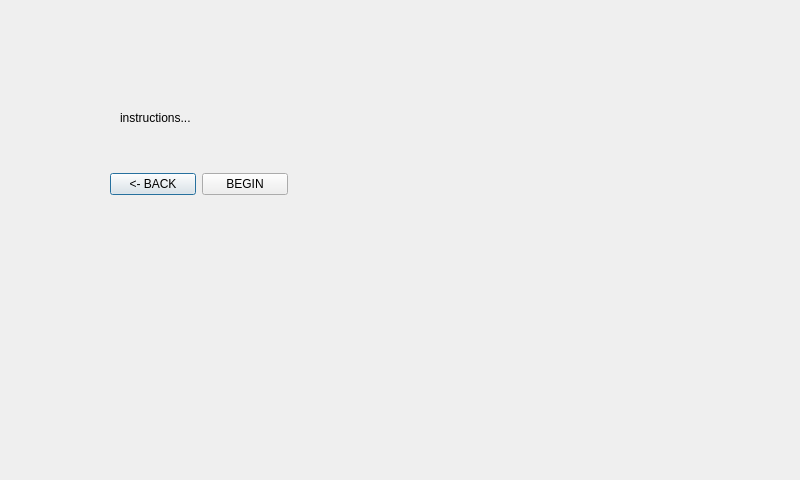
The window that PhoeVersion/Qt_Creator/projectPHOE/acuityinstruc.ui (jdsalguer/senior_project) describes before a commit, drawn with Qt 5.
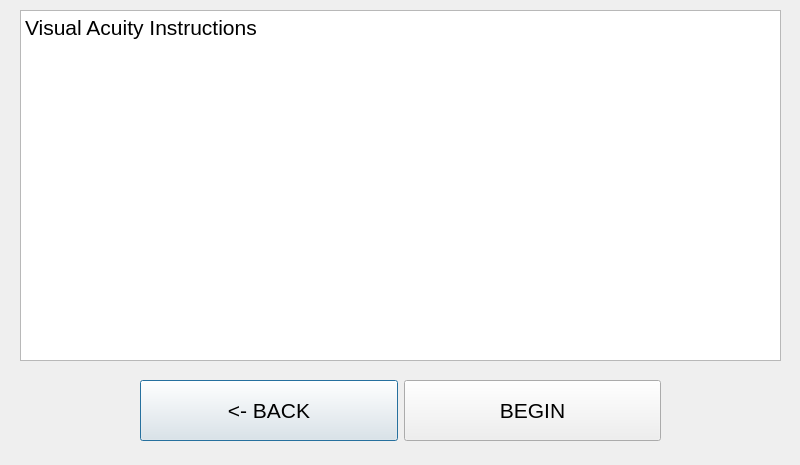
The same window after the commit.

Commit message: visual changes and color test mostly working

```diff
--- a/PhoeVersion/Qt_Creator/projectPHOE/acuityinstruc.ui
+++ b/PhoeVersion/Qt_Creator/projectPHOE/acuityinstruc.ui
@@ -7,37 +7,35 @@
     <x>0</x>
     <y>0</y>
     <width>800</width>
-    <height>480</height>
+    <height>465</height>
    </rect>
   </property>
   <property name="windowTitle">
    <string>Dialog</string>
   </property>
-  <widget class="QLabel" name="label">
+  <widget class="QWidget" name="">
    <property name="geometry">
     <rect>
-     <x>120</x>
-     <y>110</y>
-     <width>91</width>
-     <height>16</height>
-    </rect>
-   </property>
-   <property name="text">
-    <string>instructions...</string>
-   </property>
-  </widget>
-  <widget class="QWidget" name="layoutWidget">
-   <property name="geometry">
-    <rect>
-     <x>110</x>
-     <y>170</y>
-     <width>178</width>
-     <height>29</height>
+     <x>140</x>
+     <y>380</y>
+     <width>521</width>
+     <height>61</height>
     </rect>
    </property>
    <layout class="QHBoxLayout" name="horizontalLayout">
     <item>
      <widget class="QPushButton" name="ainstrucbakButton">
+      <property name="sizePolicy">
+       <sizepolicy hsizetype="Minimum" vsizetype="Expanding">
+        <horstretch>0</horstretch>
+        <verstretch>0</verstretch>
+       </sizepolicy>
+      </property>
+      <property name="font">
+       <font>
+        <pointsize>16</pointsize>
+       </font>
+      </property>
       <property name="text">
        <string>&lt;- BACK</string>
       </property>
@@ -45,6 +43,17 @@
     </item>
     <item>
      <widget class="QPushButton" name="ainstrucbegButton">
+      <property name="sizePolicy">
+       <sizepolicy hsizetype="Minimum" vsizetype="Expanding">
+        <horstretch>0</horstretch>
+        <verstretch>0</verstretch>
+       </sizepolicy>
+      </property>
+      <property name="font">
+       <font>
+        <pointsize>16</pointsize>
+       </font>
+      </property>
       <property name="text">
        <string>BEGIN</string>
       </property>
@@ -52,6 +61,23 @@
     </item>
    </layout>
   </widget>
+  <widget class="QTextBrowser" name="textBrowser">
+   <property name="geometry">
+    <rect>
+     <x>20</x>
+     <y>10</y>
+     <width>761</width>
+     <height>351</height>
+    </rect>
+   </property>
+   <property name="html">
+    <string>&lt;!DOCTYPE HTML PUBLIC &quot;-//W3C//DTD HTML 4.0//EN&quot; &quot;http://www.w3.org/TR/REC-html40/strict.dtd&quot;&gt;
+&lt;html&gt;&lt;head&gt;&lt;meta name=&quot;qrichtext&quot; content=&quot;1&quot; /&gt;&lt;style type=&quot;text/css&quot;&gt;
+p, li { white-space: pre-wrap; }
+&lt;/style&gt;&lt;/head&gt;&lt;body style=&quot; font-family:'Ubuntu'; font-size:11pt; font-weight:400; font-style:normal;&quot;&gt;
+&lt;p style=&quot; margin-top:0px; margin-bottom:0px; margin-left:0px; margin-right:0px; -qt-block-indent:0; text-indent:0px;&quot;&gt;&lt;span style=&quot; font-size:16pt;&quot;&gt;Visual Acuity Instructions&lt;/span&gt;&lt;/p&gt;&lt;/body&gt;&lt;/html&gt;</string>
+   </property>
+  </widget>
  </widget>
  <resources/>
  <connections/>
```
The commit also changes 247 other files.
